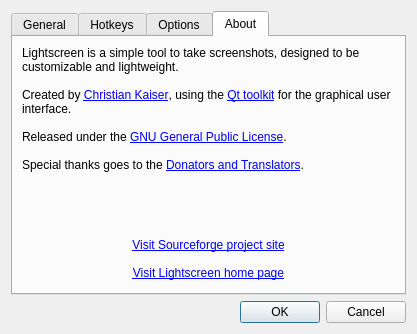
Above: dialogs/optionsdialog.ui from ckaiser/Lightscreen before the change. Below: the same form after it.
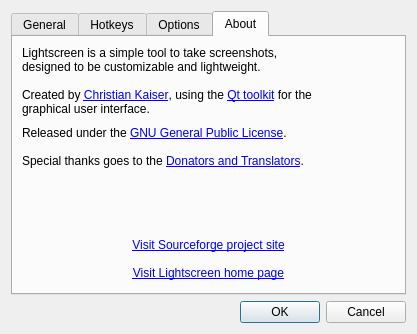
That is the form after the change. The open tabs and pages were chosen to show the change. Icons and pictures are not drawn. Custom widgets are drawn as their Qt base class.

Diff of the .ui file:
```diff
--- a/dialogs/optionsdialog.ui
+++ b/dialogs/optionsdialog.ui
@@ -1165,16 +1165,42 @@
       </attribute>
       <layout class="QVBoxLayout" name="verticalLayout_10">
        <item>
-        <widget class="QLabel" name="mainLabel">
+        <layout class="QHBoxLayout" name="horizontalLayout_3">
+         <item>
+          <widget class="QLabel" name="mainLabel">
+           <property name="text">
+            <string>Lightscreen is a simple tool to take screenshots, designed to be customizable and lightweight.&lt;br&gt;&lt;br&gt;
+Created by &lt;a href=&quot;http://ckaiser.com.ar&quot;&gt;Christian Kaiser&lt;/a&gt;, using the &lt;a href=&quot;#aboutqt&quot;&gt;Qt toolkit&lt;/a&gt; for the graphical user interface.</string>
+           </property>
+           <property name="wordWrap">
+            <bool>true</bool>
+           </property>
+          </widget>
+         </item>
+         <item>
+          <widget class="QLabel" name="logoLabel">
+           <property name="minimumSize">
+            <size>
+             <width>64</width>
+             <height>64</height>
+            </size>
+           </property>
+           <property name="maximumSize">
+            <size>
+             <width>64</width>
+             <height>64</height>
+            </size>
+           </property>
+          </widget>
+         </item>
+        </layout>
+       </item>
+       <item>
+        <widget class="QLabel" name="label_2">
          <property name="text">
-          <string>Lightscreen is a simple tool to take screenshots, designed to be customizable and lightweight.&lt;br&gt;&lt;br&gt;
-Created by &lt;a href=&quot;http://ckaiser.com.ar&quot;&gt;Christian Kaiser&lt;/a&gt;, using the &lt;a href=&quot;#aboutqt&quot;&gt;Qt toolkit&lt;/a&gt; for the graphical user interface.&lt;br&gt;&lt;br&gt;
-Released under the &lt;a href=&quot;http://www.gnu.org/licenses/gpl-2.0.html&quot;&gt;GNU General Public License&lt;/a&gt;.&lt;br&gt;&lt;br&gt;
+          <string>Released under the &lt;a href=&quot;http://www.gnu.org/licenses/gpl-2.0.html&quot;&gt;GNU General Public License&lt;/a&gt;.&lt;br&gt;&lt;br&gt;
 Special thanks goes to the &lt;a href=&quot;http://lightscreen.sourceforge.net/about&quot;&gt;Donators and Translators&lt;/a&gt;.</string>
          </property>
-         <property name="wordWrap">
-          <bool>true</bool>
-         </property>
         </widget>
        </item>
        <item>
```
Left out of the diff: 6 changed lines with no effect on the pictures.
